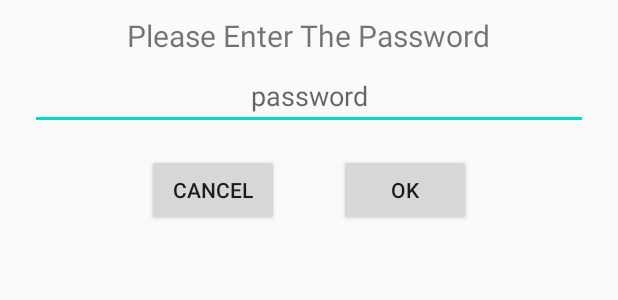
After one commit to abhinavbandaru/Smart-Safe, an Android app: the layout password_check.xml on its own in the app's theme, with its tools: preview values and no code run, on a phone screen of 412 x 824 dp. The commit adds this screen. Shown: the top 300 px of the screen. Run offline under Robolectric (Android 15) with nearby library versions, the phone set to English and light mode, and no system bars.

Commit message:
Completed sos button, fake password and send location (default to my number)

```diff
--- a/app/src/main/AndroidManifest.xml
+++ b/app/src/main/AndroidManifest.xml
@@ -9,6 +9,7 @@
     <uses-permission android:name="android.permission.SEND_SMS"/>
     <uses-permission android:name="android.permission.READ_PHONE_STATE"/>
     <uses-permission android:name="android.permission.WAKE_LOCK" />
+    <uses-permission android:name="android.permission.ACCESS_COARSE_LOCATION"/>
 
     <application
         android:allowBackup="true"
@@ -20,7 +21,6 @@
         <activity android:name=".MainActivity">
             <intent-filter>
                 <action android:name="android.intent.action.MAIN" />
-
                 <category android:name="android.intent.category.LAUNCHER" />
             </intent-filter>
         </activity>
--- /dev/null
+++ b/app/src/main/res/layout/password_check.xml
@@ -0,0 +1,48 @@
+<LinearLayout xmlns:android="http://schemas.android.com/apk/res/android"
+    android:layout_width="match_parent"
+    android:layout_height="wrap_content"
+    android:orientation="vertical"
+    android:gravity="center">
+
+    <TextView
+        android:layout_width="wrap_content"
+        android:layout_height="wrap_content"
+        android:gravity="center"
+        android:layout_gravity="center"
+        android:layout_marginTop="10sp"
+        android:text="Please Enter The Password"
+        android:textSize="20sp" />
+
+    <EditText
+        android:id="@+id/passcode"
+        android:layout_width="match_parent"
+        android:layout_height="wrap_content"
+        android:layout_marginLeft="20sp"
+        android:layout_marginTop="4dp"
+        android:layout_marginRight="20sp"
+        android:layout_marginBottom="16dp"
+        android:fontFamily="sans-serif"
+        android:gravity="center"
+        android:hint="password"
+        android:inputType="textPassword" />
+    <LinearLayout
+        android:layout_width="match_parent"
+        android:layout_height="wrap_content"
+        android:orientation="horizontal"
+        android:gravity="center">
+        <Button
+            android:id="@+id/canel_button"
+            android:layout_width="wrap_content"
+            android:layout_height="wrap_content"
+            android:layout_marginRight="40sp"
+            android:onClick="cancelbtnclk"
+            android:text="Cancel"/>
+
+        <Button
+            android:id="@+id/login_button"
+            android:onClick="loginbtnclk"
+            android:layout_width="wrap_content"
+            android:layout_height="wrap_content"
+            android:text="OK" />
+    </LinearLayout>
+</LinearLayout>
```
Also changed, not shown: app/src/main/java/com/abhinavbandaru/smartsafe/HomePage.java (+109 -17 lines), app/src/main/java/com/abhinavbandaru/smartsafe/MainActivity.java (+10 -0 lines), app/src/main/res/layout/homepage.xml (+12 -0 lines).
